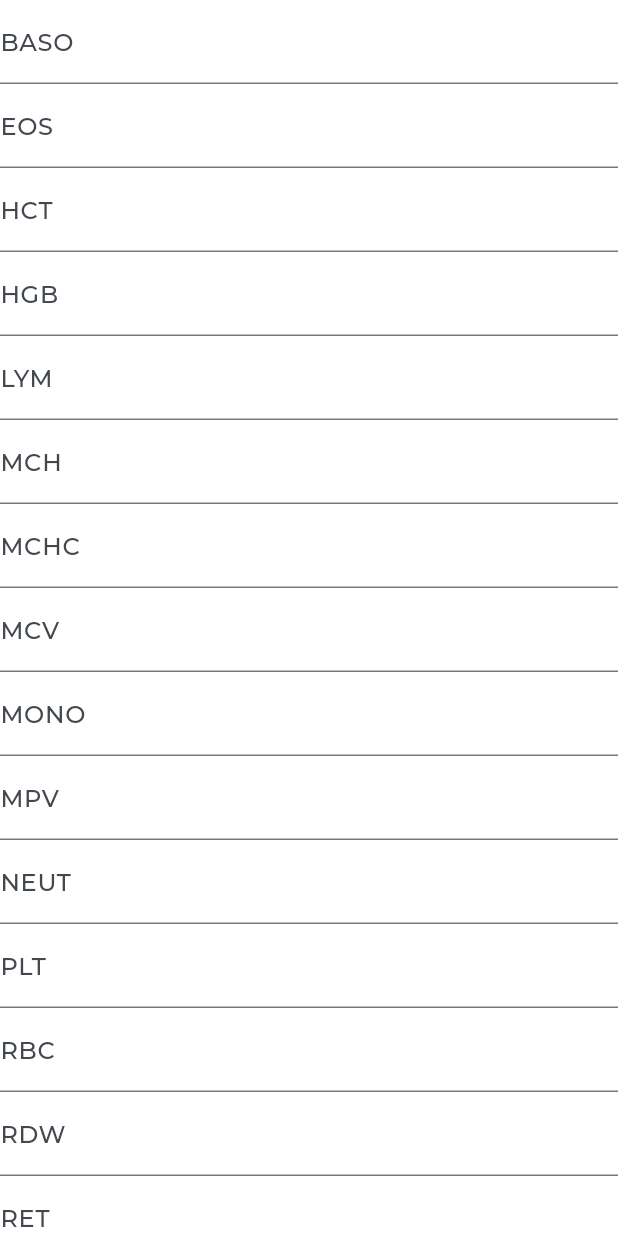
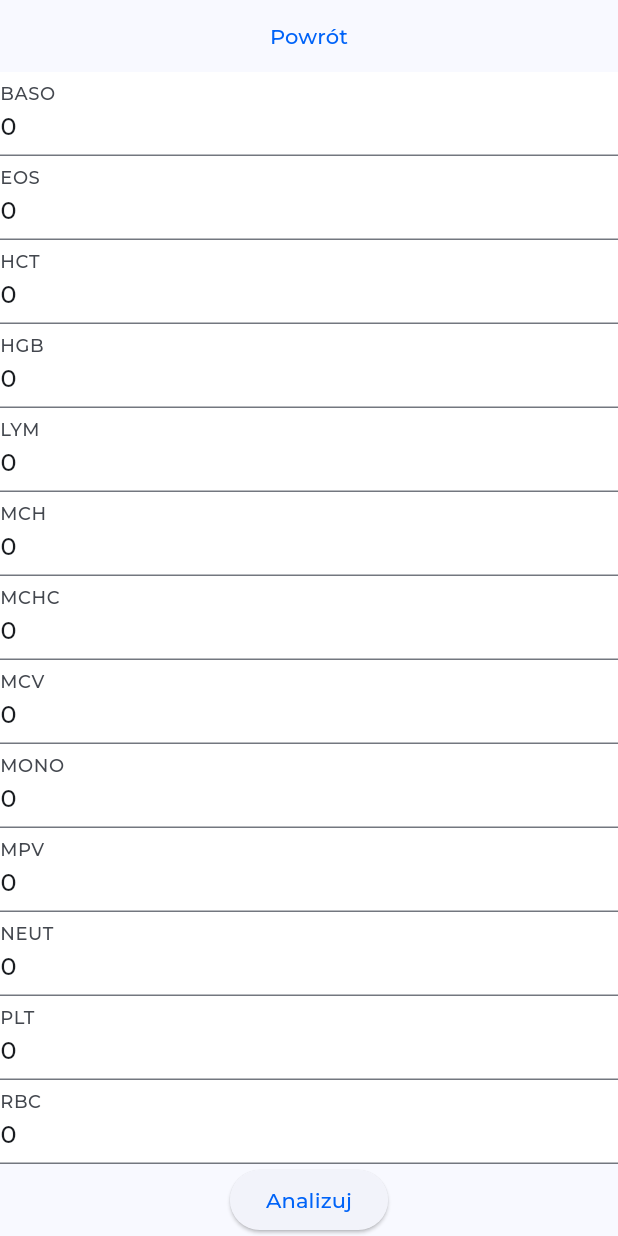
Before and after one commit to jaknie10/AsystentDiagnozy, a Flutter app: the Morfologia screen opened directly with empty values, on a phone screen of 412 x 824 dp. Run offline on Flutter 3.47's test engine with Material 2 defaults, Android fonts, the phone set to English and light mode, and no system bars; project files that could hold a hidden picture were left out.

Commit message:
morfologia wyniki

```diff
--- a/asystent_diagnozy/lib/morfologia.dart
+++ b/asystent_diagnozy/lib/morfologia.dart
@@ -1,6 +1,7 @@
 import 'package:flutter/material.dart';
 import 'dart:async';
 import 'dart:convert';
+import 'morfologia_results.dart';
 
 import 'package:flutter/services.dart';
 
@@ -16,58 +17,79 @@ class Morfologia extends StatefulWidget {
 class _MorfologiaState extends State<Morfologia> {
   final _formKey = GlobalKey<FormState>();
 
-  List _items = [];
+  var items = {};
+
+  var results = {};
 
   Future<void> readJson() async {
     final String response =
         await rootBundle.loadString('assets/morfologia.json');
     final data = await json.decode(response);
     setState(() {
-      _items = data;
+      items = data;
     });
   }
 
   @override
   Widget build(BuildContext context) {
     readJson();
-    return
-    Scaffold(
-      body:Container(
+    return Scaffold(
+      body: Column(
+        children: [
+          TextButton(
+              onPressed: () {
+                Navigator.pop(context, widget.patientId);
+              },
+              child: const Text("Powrót")),
+          Expanded(
+            child: Container(
               width: double.infinity,
               color: const Color.fromARGB(255, 255, 255, 255),
               child: Form(
                 key: _formKey,
                 child: ListView(
                   children: [
-              for (var item in _items)
+                    for (var item in items.keys)
                       TextFormField(
                         keyboardType: TextInputType.number,
                         inputFormatters: <TextInputFormatter>[
                           FilteringTextInputFormatter.digitsOnly
                         ],
                         decoration: InputDecoration(
-                    labelText: item['pk'],
+                          labelText: item,
                         ),
+                        initialValue: '0',
                         validator: (value) {
                           if (value == null || value.isEmpty) {
                             return 'Podaj prawidłową wartość';
                           }
                           return null;
                         },
+                        onSaved: (value) {
+                          results[item] = double.parse(value!);
+                        },
+                      ),
+                  ],
+                ),
+              ),
+            ),
           ),
           ElevatedButton(
             onPressed: () {
               if (_formKey.currentState!.validate()) {
-                    ScaffoldMessenger.of(context).showSnackBar(
-                      const SnackBar(content: Text('Processing Data')),
+                _formKey.currentState!.save();
+
+                Navigator.push(
+                    context,
+                    MaterialPageRoute(
+                      builder: (context) => MorfologiaAnaliza(results: results),
+                    ));
+              }
+            },
+            child: const Text('Analizuj'),
+          )
+        ],
+      ),
     );
   }
-                },
-                child: TextButton(onPressed: (){Navigator.pop(context, widget.patientId);}, child: Text("Powrót")),
-              ),
-            ],
-          ),
-        ),
-    ),);
 }
-}
```
Also changed, not shown: asystent_diagnozy/assets/morfologia.json (+18 -18 lines), asystent_diagnozy/lib/gazometria.dart (+9 -4 lines), asystent_diagnozy/lib/morfologia_results.dart (added, +85 -0 lines), asystent_diagnozy/lib/patient_profile.dart (+38 -30 lines). Lines whose indentation alone changed are shown as unchanged.
